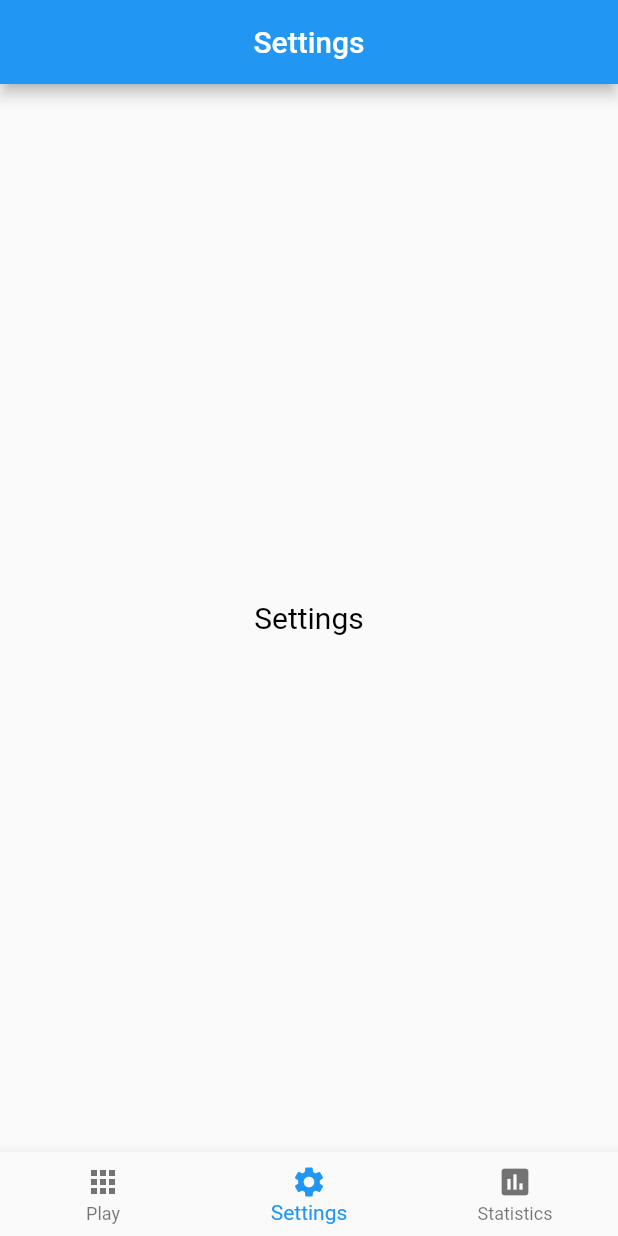
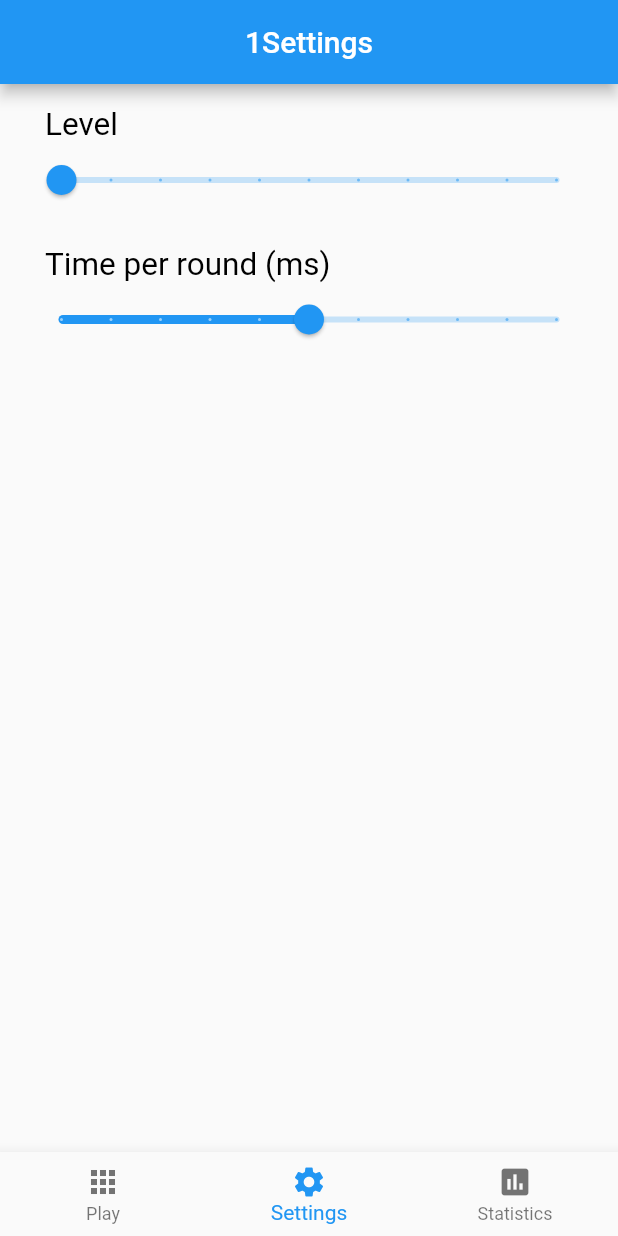
Before and after one commit to marcoboncoraglio/dual-n-back, a Flutter app: the screen it shows after launch, item 2 of the bottom bar chosen, on a phone screen of 412 x 824 dp. Run offline on Flutter 3.47's test engine with Material 2 defaults, Android fonts, the phone set to English and light mode, and no system bars; our stand-ins replace flutter_tts, tuple.

Commit message:
Basic settings implemented, bug: round does not stop after changing screen

```diff
--- a/dualnback/lib/game/game.dart
+++ b/dualnback/lib/game/game.dart
@@ -30,15 +30,20 @@ class _GameState extends State<Game> {
     }
   }
 
+  void _reset() {
+    //Provider.of<GameStateProvider>(context, listen: false).reset();
+  }
+
   @override
   void dispose() {
+    _reset();
     timer?.cancel();
     super.dispose();
   }
 
   @override
   Widget build(BuildContext context) {
-    var gameStateProvider =
+    GameStateProvider gameStateProvider =
         Provider.of<GameStateProvider>(context, listen: true);
 
     List<GameRound> gameRounds = gameStateProvider.gameRounds;
@@ -71,7 +76,7 @@ class _GameState extends State<Game> {
                   gameRounds[currentRound].visualInput)
               : new Grid.init()),
       new Padding(
-          padding: EdgeInsets.only(right: 20, bottom: 35, left: 20),
+          padding: EdgeInsets.only(right: 20, bottom: 50, left: 20),
           child: gameStateProvider.isPlaying
               ? new GameButtons()
               : new PlayButton())
--- a/dualnback/lib/game/game_state_provider.dart
+++ b/dualnback/lib/game/game_state_provider.dart
@@ -12,6 +12,7 @@ class GameStateProvider with ChangeNotifier {
   bool isPlaying = false;
 
   int level = 1;
+
   int timerInterval = 2000;
   // option to correct, right, wrong
   Map<MatchOption, Tuple3<int, int, int>> optionCounters = {
@@ -21,7 +22,7 @@ class GameStateProvider with ChangeNotifier {
     //MatchOption.COLOR: new Tuple2(0, 0)
   };
 
-  toggleIsPlaying(){
+  toggleIsPlaying() {
     isPlaying = !isPlaying;
     notifyListeners();
   }
@@ -31,6 +32,13 @@ class GameStateProvider with ChangeNotifier {
     gameRounds.add(new GameRound());
     currentRound++;
     notifyListeners();
+  }
+
+  reset() {
+    // if complete, save round to sqlite
+    currentRound = 0;
+    gameRounds = [new GameRound()];
+    isPlaying = false;
   }
 
   bool _checkMatching(MatchOption option) {
@@ -63,11 +71,11 @@ class GameStateProvider with ChangeNotifier {
       if (!gameRounds[currentRound].pressed[option]) {
         gameRounds[currentRound].pressed[option] = true;
         if (_checkMatching(option)) {
-          optionCounters[option] = new Tuple3(
-              optionCounters[option].item1, optionCounters[option].item2 + 1, optionCounters[option].item3);
-        }
-        else optionCounters[option] = new Tuple3(
-              optionCounters[option].item1, optionCounters[option].item2, optionCounters[option].item3 + 1);
+          optionCounters[option] = new Tuple3(optionCounters[option].item1,
+              optionCounters[option].item2 + 1, optionCounters[option].item3);
+        } else
+          optionCounters[option] = new Tuple3(optionCounters[option].item1,
+              optionCounters[option].item2, optionCounters[option].item3 + 1);
       }
     }
   }
--- a/dualnback/lib/game/play_button.dart
+++ b/dualnback/lib/game/play_button.dart
@@ -8,7 +8,7 @@ class PlayButton extends StatelessWidget {
 
   @override
   Widget build(BuildContext context) {
-    var gameStateProvider =
+    GameStateProvider gameStateProvider =
         Provider.of<GameStateProvider>(context, listen: true);
 
     return Container(
--- a/dualnback/lib/game_page.dart
+++ b/dualnback/lib/game_page.dart
@@ -1,7 +1,5 @@
-import 'package:dualnback/game/game_state_provider.dart';
 import 'package:flutter/material.dart';
 import 'package:flutter/widgets.dart';
-import 'package:provider/provider.dart';
 
 import 'game/game.dart';
 
@@ -13,8 +11,6 @@ class GamePage extends StatefulWidget {
 class _GamePageState extends State<GamePage> {
   @override
   Widget build(BuildContext context) {
-    return MultiProvider(providers: [
-      ChangeNotifierProvider(builder: (context) => GameStateProvider()),
-    ], child: Container(child: Game()));
+    return Container(child: Game());
   }
 }
--- a/dualnback/lib/main.dart
+++ b/dualnback/lib/main.dart
@@ -1,6 +1,8 @@
+import 'package:dualnback/router.dart';
 import 'package:flutter/material.dart';
+import 'package:provider/provider.dart';
 
-import 'home_page.dart';
+import 'game/game_state_provider.dart';
 
 void main() => runApp(MyApp());
 
@@ -12,7 +14,18 @@ class MyApp extends StatelessWidget {
       theme: ThemeData(
         primarySwatch: Colors.blue,
       ),
-      home: MyHomePage(),
+      home: HomePage(),
     );
   }
 }
+
+class HomePage extends StatelessWidget {
+  const HomePage({Key key}) : super(key: key);
+
+  @override
+  Widget build(BuildContext context) {
+    return ChangeNotifierProvider(
+        builder: (context) => GameStateProvider(),
+        child: Container(child: Router()));
+  }
+}
--- a/dualnback/lib/home_page.dart
+++ b/dualnback/lib/router.dart
@@ -4,20 +4,23 @@ import 'package:dualnback/game_page.dart';
 import 'package:dualnback/settings_page.dart';
 import 'package:dualnback/statistics_page.dart';
 import 'package:flutter/material.dart';
+import 'package:provider/provider.dart';
 
-class MyHomePage extends StatefulWidget {
-  MyHomePage({Key key}) : super(key: key);
+import 'game/game_state_provider.dart';
+
+class Router extends StatefulWidget {
+  Router({Key key}) : super(key: key);
   @override
-  State<StatefulWidget> createState() => _MyHomePageState();
+  State<StatefulWidget> createState() => _RouterState();
 }
 
-class _MyHomePageState extends State<MyHomePage> {
-  _MyHomePageState();
+class _RouterState extends State<Router> {
+  _RouterState();
 
   int _currentIndex = 0;
 
   final LinkedHashMap<String, Widget> _children = new LinkedHashMap.from({
-    "N-Back": GamePage(),
+    "-Back": GamePage(),
     "Settings": SettingsPage(),
     "Statistics": StatisticsPage()
   });
@@ -30,9 +33,14 @@ class _MyHomePageState extends State<MyHomePage> {
 
   @override
   Widget build(BuildContext context) {
+    GameStateProvider gameStateProvider =
+        Provider.of<GameStateProvider>(context, listen: false);
+
+    String _title = gameStateProvider.level.toString() + _children.keys.toList()[_currentIndex];
+
     return Scaffold(
       appBar: AppBar(
-        title: Text(_children.keys.toList()[_currentIndex]),
+        title: Text(_title),
         centerTitle: true,
       ),
       body: _children.values.toList()[_currentIndex],
--- a/dualnback/lib/settings_page.dart
+++ b/dualnback/lib/settings_page.dart
@@ -1,4 +1,7 @@
 import 'package:flutter/material.dart';
+import 'package:provider/provider.dart';
+
+import 'game/game_state_provider.dart';
 
 class SettingsPage extends StatefulWidget {
   @override
@@ -8,12 +11,59 @@ class SettingsPage extends StatefulWidget {
 class _SettingsPageState extends State<SettingsPage> {
   @override
   Widget build(BuildContext context) {
-    return Container(
-        child: Center(
-      child: new Text(
-        "Settings",
-        style: new TextStyle(color: Colors.black, fontSize: 20.0),
+    GameStateProvider gameStateProvider =
+        Provider.of<GameStateProvider>(context, listen: false);
+    int _level = gameStateProvider.level;
+    int _speed = gameStateProvider.timerInterval;
+
+    return Padding(
+      padding: EdgeInsets.all(15),
+      child: Column(
+        children: <Widget>[
+          Row(
+            crossAxisAlignment: CrossAxisAlignment.start,
+            children: <Widget>[
+              Padding(
+                padding: const EdgeInsets.only(left: 15.0),
+                child: new Text(
+                  "Level",
+                  textScaleFactor: 1.5,
+                  style: new TextStyle(color: Colors.black),
+                ),
+              ),
+            ],
+          ),
+          new Slider(
+              min: 1,
+              max: 10,
+              divisions: 10,
+              value: gameStateProvider.level.toDouble(),
+              label: "$_level",
+              onChanged: (val) =>
+                  setState(() => gameStateProvider.level = val.toInt())),
+          Row(
+            crossAxisAlignment: CrossAxisAlignment.start,
+            children: <Widget>[
+              Padding(
+                padding: const EdgeInsets.only(left: 15, top: 20),
+                child: new Text(
+                  "Time per round (ms)",
+                  textScaleFactor: 1.5,
+                  style: new TextStyle(color: Colors.black),
+                ),
+              ),
+            ],
+          ),
+          new Slider(
+              min: 1000,
+              max: 3000,
+              divisions: 10,
+              value: gameStateProvider.timerInterval.toDouble(),
+              label: "$_speed",
+              onChanged: (val) =>
+                  setState(() => gameStateProvider.timerInterval = val.toInt())),
+        ],
       ),
-    ));
+    );
   }
 }
```
